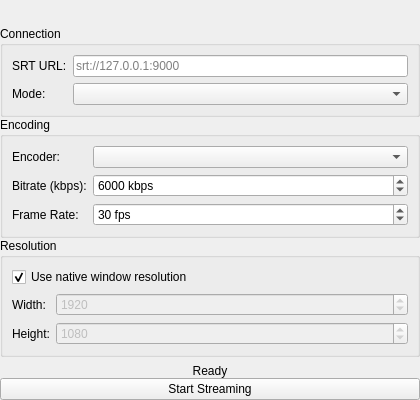
Above: src/gui/SrtStreamerWindow.ui from ozgur-as/stellarium-srtstreamer-plugin before the change. Below: the same form after it.
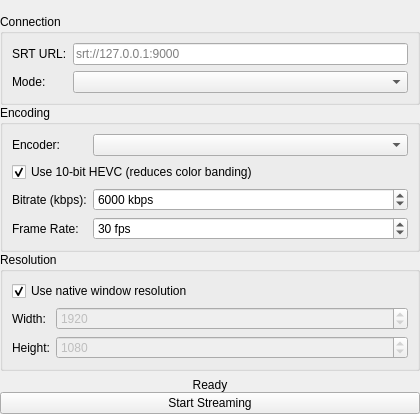
That is the form after the change. Icons and pictures are not drawn. Custom widgets are drawn as their Qt base class.

Commit message:
v1.1.0: HEVC 10-bit encoding and dithering
- HEVC 10-bit encoding support (libx265, hevc_nvenc, hevc_vaapi)
- Bayer ordered dithering to reduce color banding in encoded output
- SSE2-accelerated dither path on x86-64
- Connection lost detection and UI state fixes

What changed in the file:
```diff
--- a/src/gui/SrtStreamerWindow.ui
+++ b/src/gui/SrtStreamerWindow.ui
@@ -98,14 +98,29 @@
       <item row="0" column="1">
        <widget class="QComboBox" name="comboEncoder"/>
       </item>
-      <item row="1" column="0">
+      <item row="1" column="0" colspan="2">
+       <widget class="QCheckBox" name="check10bit">
+        <property name="text">
+         <string>Use 10-bit HEVC (reduces color banding)</string>
+        </property>
+        <property name="checked">
+         <bool>true</bool>
+        </property>
+        <property name="toolTip">
+         <string>Switches to HEVC (H.265) with 10-bit color depth.
+Significantly reduces visible banding in dark sky gradients.
+Disable if your hardware doesn't support 10-bit HEVC.</string>
+        </property>
+       </widget>
+      </item>
+      <item row="2" column="0">
        <widget class="QLabel" name="labelBitrate">
         <property name="text">
          <string>Bitrate (kbps):</string>
         </property>
        </widget>
       </item>
-      <item row="1" column="1">
+      <item row="2" column="1">
        <widget class="QSpinBox" name="spinBitrate">
         <property name="minimum">
          <number>500</number>
@@ -124,14 +139,14 @@
         </property>
        </widget>
       </item>
-      <item row="2" column="0">
+      <item row="3" column="0">
        <widget class="QLabel" name="labelFrameRate">
         <property name="text">
          <string>Frame Rate:</string>
         </property>
        </widget>
       </item>
-      <item row="2" column="1">
+      <item row="3" column="1">
        <widget class="QSpinBox" name="spinFrameRate">
         <property name="minimum">
          <number>1</number>
```
The commit also changes 10 other files.
